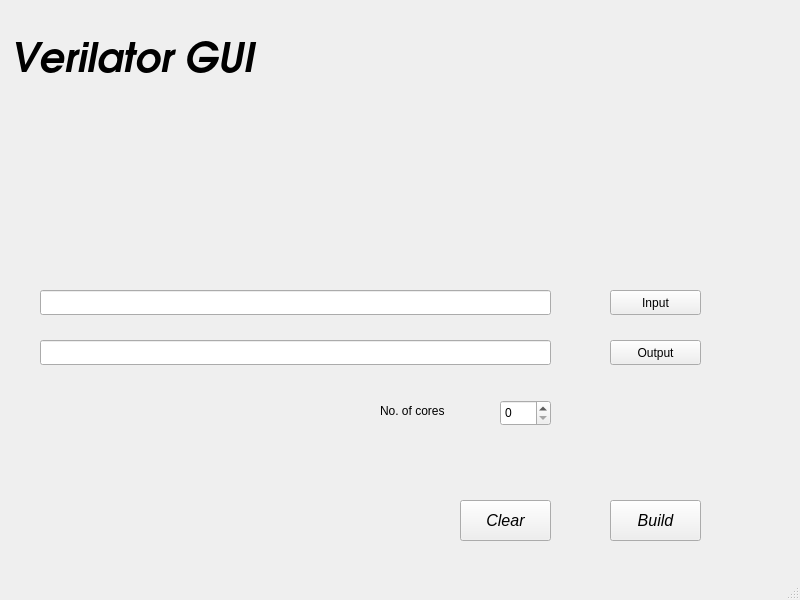
This is src/design.ui in pranavkaruvally/linux_package_management_system as Qt 5 draws it before an edit. The edited form follows.
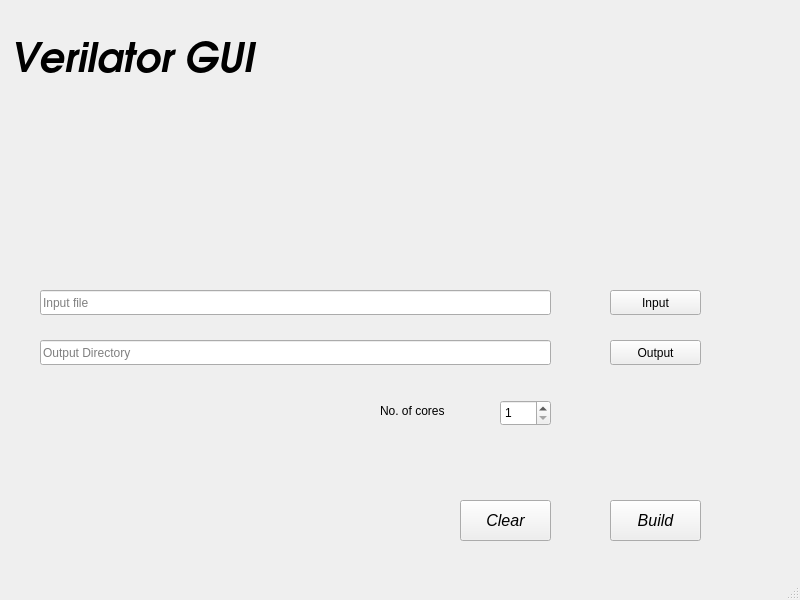
This is the edited form.

Commit message: Improved design and tested using some added functionalities

```diff
--- a/src/design.ui
+++ b/src/design.ui
@@ -45,6 +45,12 @@
       <height>25</height>
      </rect>
     </property>
+    <property name="readOnly">
+     <bool>true</bool>
+    </property>
+    <property name="placeholderText">
+     <string>Input file</string>
+    </property>
    </widget>
    <widget class="QPushButton" name="inputButton">
     <property name="geometry">
@@ -68,6 +74,12 @@
       <height>25</height>
      </rect>
     </property>
+    <property name="readOnly">
+     <bool>true</bool>
+    </property>
+    <property name="placeholderText">
+     <string>Output Directory</string>
+    </property>
    </widget>
    <widget class="QPushButton" name="outputButton">
     <property name="geometry">
@@ -91,6 +103,12 @@
       <height>26</height>
      </rect>
     </property>
+    <property name="minimum">
+     <number>1</number>
+    </property>
+    <property name="maximum">
+     <number>128</number>
+    </property>
    </widget>
    <widget class="QLabel" name="label_2">
     <property name="geometry">
```
Left out of the diff: 15 changed lines with no effect on the pictures. The commit also changes 1 other file.
